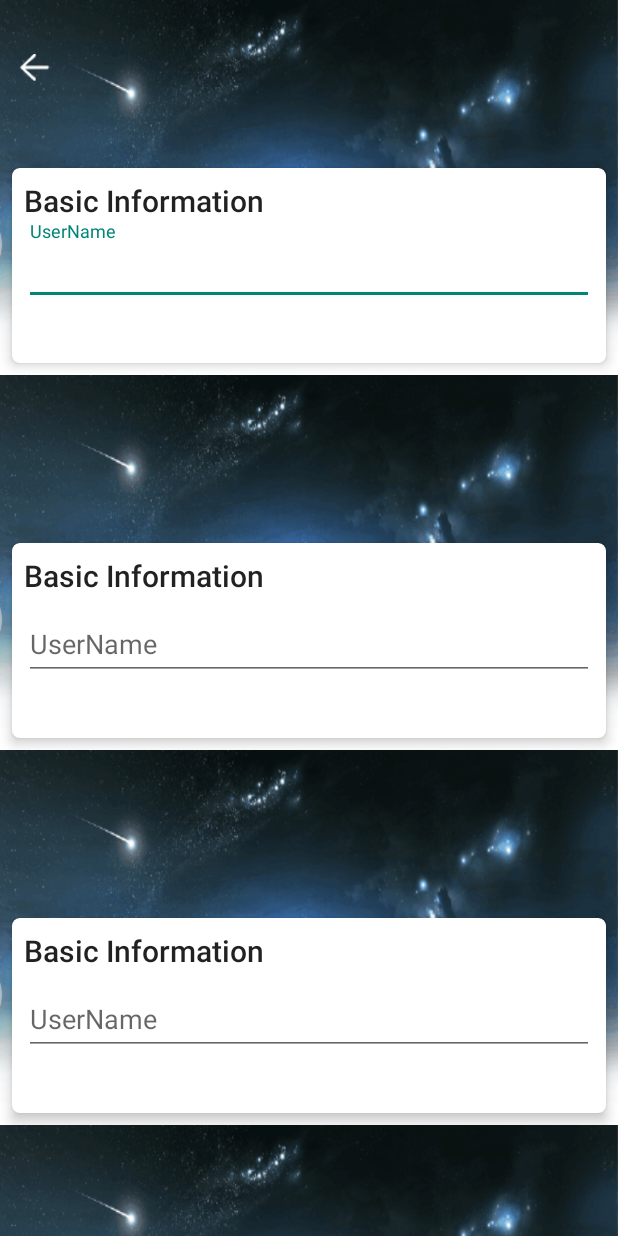
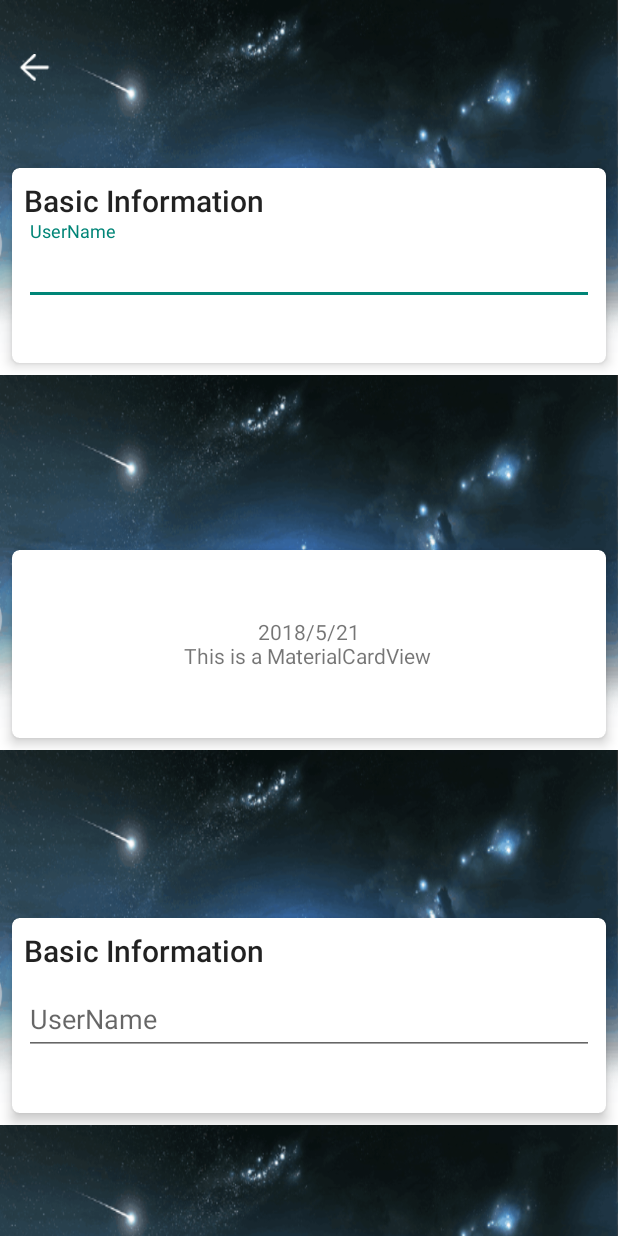
Before and after one commit to peng093/andoridAitPeople, an Android app: the Carview screen opened directly, with no data from a screen before it, on a phone screen of 412 x 824 dp. Run offline under Robolectric (Android 15) with nearby library versions, the phone set to English and light mode, and no system bars; our stand-ins replace ButterKnife.

Commit message:
1.增加activity作为弹窗模式

```diff
--- a/app/build.gradle
+++ b/app/build.gradle
@@ -26,6 +26,7 @@ dependencies {
     implementation 'com.android.support:design:28.0.0'
     implementation 'com.android.support:cardview-v7:28.0.0'
 
+
     testImplementation 'junit:junit:4.12'
     androidTestImplementation 'com.android.support.test:runner:1.0.2'
     androidTestImplementation 'com.android.support.test.espresso:espresso-core:3.0.2'
--- a/app/src/main/java/com/example/atpeople/myapplication/atpeople/AitPeople.java
+++ b/app/src/main/java/com/example/atpeople/myapplication/atpeople/AitPeople.java
@@ -20,7 +20,7 @@ import android.widget.Toast;
 import com.alibaba.fastjson.JSONObject;
 import com.example.atpeople.myapplication.R;
 import com.example.atpeople.myapplication.atpeople.model.AtBean;
-import com.example.atpeople.myapplication.ui.carview.Carview;
+import com.example.atpeople.myapplication.ui.ActivityAlert;
 import com.example.atpeople.myapplication.util.AitpeopleUtil;
 import com.example.atpeople.myapplication.util.ViewSpan;
 import com.google.gson.Gson;
@@ -84,7 +84,7 @@ public class AitPeople extends AppCompatActivity {
         List<Integer> list2= GsonToList(josnArray, Integer.class);
         Log.e(TAG, "gson: " + list2.toString());
         Log.e(TAG, "json: " + list.toString());
-
+        startActivity(new Intent(this, ActivityAlert.class));
     }
 
     public static <T> List<T> GsonToList(String gsonStr, Class<T> cls) {
--- a/app/src/main/java/com/example/atpeople/myapplication/main/MainActivity.java
+++ b/app/src/main/java/com/example/atpeople/myapplication/main/MainActivity.java
@@ -12,7 +12,7 @@ import android.widget.LinearLayout;
 
 import com.example.atpeople.myapplication.R;
 import com.example.atpeople.myapplication.atpeople.AitPeople;
-import com.example.atpeople.myapplication.ui.BoWen;
+import com.example.atpeople.myapplication.ui.ChipView;
 import com.example.atpeople.myapplication.ui.carview.Carview;
 import com.example.atpeople.myapplication.ui.circularprogressview.CircularProgressView;
 import com.example.atpeople.myapplication.ui.foldingmenu.FoldingMenu;
@@ -33,7 +33,7 @@ public class MainActivity extends AppCompatActivity implements View.OnClickListe
         addDemo("CircularProgressView", CircularProgressView.class);
         addDemo("FoldingMenu", FoldingMenu.class);
         addDemo("SlidingUpPanel", SlidingUpPanel.class);
-        addDemo("BoWen", BoWen.class);
+        addDemo("ChipView", ChipView.class);
 
     }
 
--- a/app/src/main/res/layout/car_view.xml
+++ b/app/src/main/res/layout/car_view.xml
@@ -59,41 +59,26 @@
                 android:layout_height="250dp"
                 android:background="@drawable/bg2">
 
-                <android.support.v7.widget.CardView
+                <android.support.design.card.MaterialCardView
                     android:layout_width="match_parent"
-                    android:layout_height="wrap_content"
+                    android:layout_height="125dp"
+                    android:layout_marginLeft="@dimen/dp_10"
+                    android:layout_marginRight="@dimen/dp_10"
+                    android:layout_marginBottom="@dimen/dp_10"
                     android:layout_gravity="bottom"
                     app:cardCornerRadius="5dp"
                     app:cardElevation="5dp"
-                    android:layout_marginLeft="@dimen/dp_10"
-                    android:layout_marginRight="@dimen/dp_10"
-                    android:layout_marginBottom="@dimen/dp_10"
                     >
-                    <LinearLayout
-                        android:layout_width="match_parent"
-                        android:layout_height="130dp"
-                        android:orientation="vertical"
-                        android:padding="@dimen/dp_10">
+                    <TextView
+                        android:padding="10dp"
+                        android:layout_width="wrap_content"
+                        android:layout_height="wrap_content"
+                        android:layout_gravity="center"
+                        android:text="2018/5/21\nThis is a MaterialCardView "
+                        android:textAlignment="center"
+                        />
 
-                        <TextView
-                            android:layout_width="match_parent"
-                            android:layout_height="wrap_content"
-                            android:text="Basic Information"
-                            android:textAppearance="@style/TextAppearance.AppCompat.Title" />
-
-                        <android.support.design.widget.TextInputLayout
-                            android:layout_width="match_parent"
-                            android:layout_height="wrap_content">
-
-                            <EditText
-                                android:layout_width="match_parent"
-                                android:layout_height="match_parent"
-                                android:hint="UserName" />
-
-
-                        </android.support.design.widget.TextInputLayout>
-                    </LinearLayout>
-                </android.support.v7.widget.CardView>
+                </android.support.design.card.MaterialCardView>
             </FrameLayout>
             <FrameLayout
                 android:layout_width="match_parent"
--- a/app/src/main/res/values/colors.xml
+++ b/app/src/main/res/values/colors.xml
@@ -10,4 +10,8 @@
     <color name="colorOrange">#FFA500</color>
     <color name="colorBlack">#000000</color>
     <color name="colorGrren">#00FF00</color>
+    <color name="transparent">#00000000</color>
+    <!--半透明-->
+    <color name="semitransparent">#33000000</color>
+
 </resources>
--- a/app/src/main/res/values/styles.xml
+++ b/app/src/main/res/values/styles.xml
@@ -15,4 +15,16 @@
     <style name="ActionBar" parent="ThemeOverlay.AppCompat.ActionBar">
         <item name="android:displayOptions">homeAsUp</item>
     </style>
+    <!--activity 弹窗-->
+    <style name="MyToolsAddAvatar" parent="AppTheme">
+        <!--背景色,此处的背景色请一定要设置为透明度背景色-->
+        <item name="android:windowBackground">@color/semitransparent</item>
+        <!--window Is Translucent 窗口是半透明的-->
+        <item name="android:windowIsTranslucent">true</item>
+        <!--window No Title窗口无标题-->
+        <item name="android:windowNoTitle">true</item>
+        <!--弹出动画-->
+        <item name="android:windowAnimationStyle">@null</item>
+    </style>
+
 </resources>
```
Also changed, not shown: app/src/main/AndroidManifest.xml (+6 -1 lines), app/src/main/java/com/example/atpeople/myapplication/AppStart.java (+8 -0 lines), app/src/main/java/com/example/atpeople/myapplication/ui/ActivityAlert.java (added, +25 -0 lines), app/src/main/java/com/example/atpeople/myapplication/ui/BoWen.java (deleted, +0 -17 lines), app/src/main/java/com/example/atpeople/myapplication/ui/ChipView.java (added, +72 -0 lines), app/src/main/res/layout/activity_alert.xml (added, +33 -0 lines), app/src/main/res/layout/bowen.xml (deleted, +0 -7 lines), app/src/main/res/layout/chip_view.xml (added, +161 -0 lines), app/src/main/res/drawable/axon_waiting.png (added).
